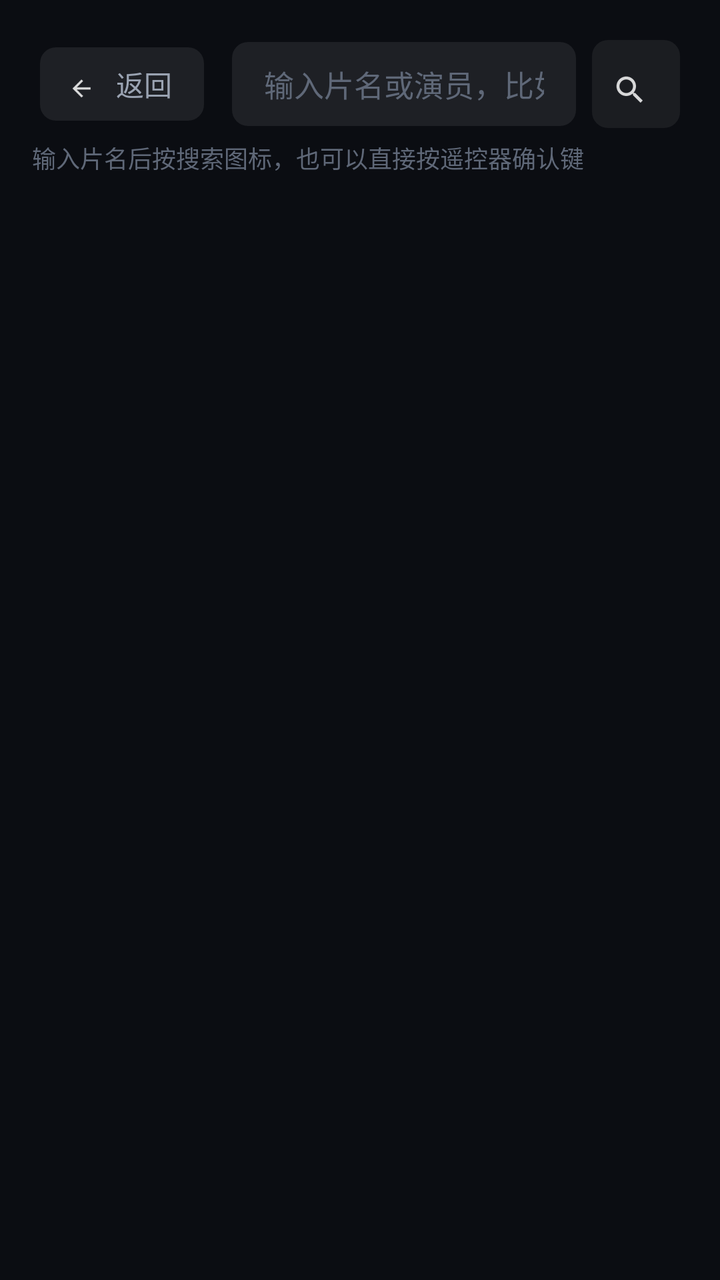
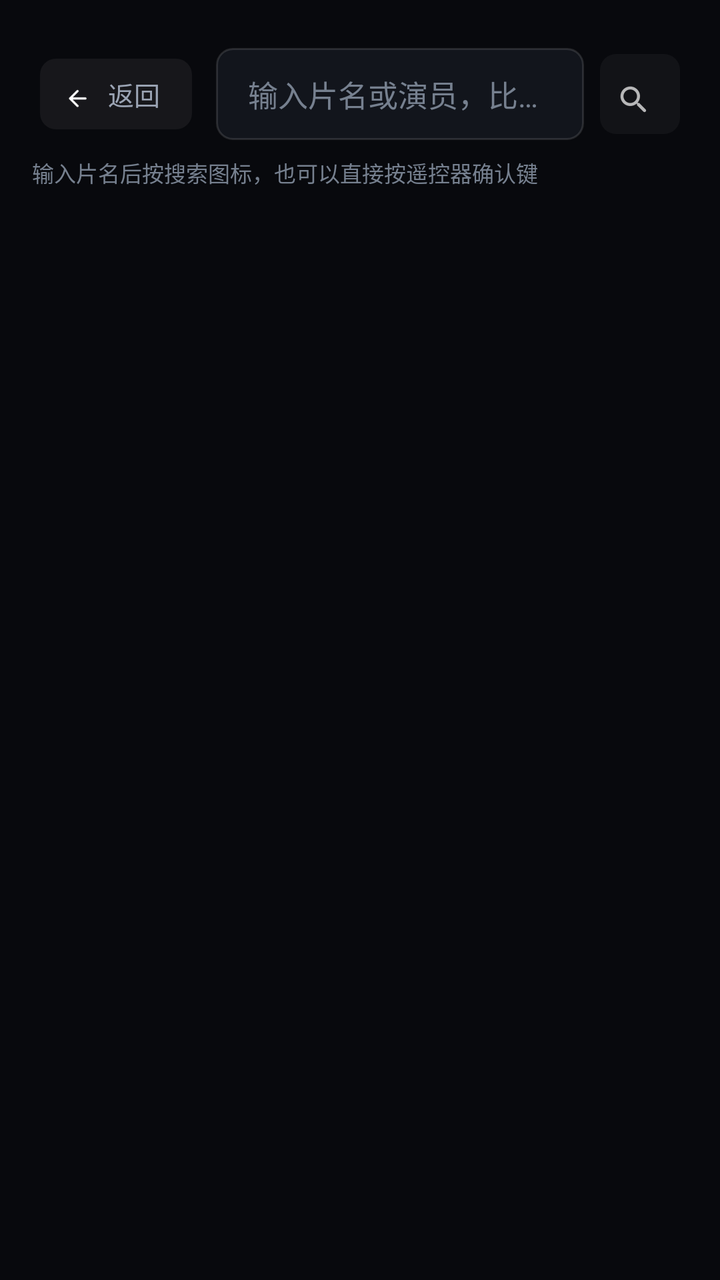

The first picture is an Android layout as it rendered before a commit; the second is the same layout after the commit. The layout source and the unified diff follow.
<!-- AndroidManifest.xml: application theme AppTheme -->
<!-- res/layout/activity_search.xml -->
<?xml version="1.0" encoding="utf-8"?>
<RelativeLayout xmlns:android="http://schemas.android.com/apk/res/android"
    android:layout_width="match_parent"
    android:layout_height="match_parent"
    android:background="@color/bg">

    
    <LinearLayout
        android:id="@+id/topbar"
        android:layout_width="match_parent"
        android:layout_height="wrap_content"
        android:orientation="horizontal"
        android:gravity="center_vertical"
        android:paddingLeft="@dimen/topbar_pad_h"
        android:paddingRight="@dimen/topbar_pad_h"
        android:paddingTop="20dp"
        android:paddingBottom="6dp">

        <include
            android:id="@+id/btn_back"
            layout="@layout/part_back" />

        <EditText
            android:id="@+id/q"
            android:layout_width="0dp"
            android:layout_height="wrap_content"
            android:layout_weight="1"
            android:layout_marginLeft="14dp"
            android:background="@drawable/bg_tab"
            android:hint="@string/search_hint"
            android:imeOptions="actionSearch"
            android:inputType="text"
            android:maxLines="1"
            android:paddingLeft="16dp"
            android:paddingRight="16dp"
            android:paddingTop="10dp"
            android:paddingBottom="10dp"
            android:singleLine="true"
            android:textColor="@color/text_primary"
            android:textColorHint="@color/text_dim"
            android:textSize="15sp" />

        <ImageView
            android:id="@+id/btn_go"
            style="@style/IconButton"
            android:src="@drawable/ic_ui_search"
            android:contentDescription="@string/search" />
    </LinearLayout>

    
    <LinearLayout
        android:id="@+id/history_panel"
        android:layout_width="match_parent"
        android:layout_height="wrap_content"
        android:layout_below="@id/topbar"
        android:orientation="vertical"
        android:paddingLeft="@dimen/content_pad_h"
        android:paddingRight="@dimen/topbar_pad_h"
        android:paddingTop="4dp"
        android:paddingBottom="6dp"
        android:visibility="gone">

        <LinearLayout
            android:layout_width="match_parent"
            android:layout_height="wrap_content"
            android:orientation="horizontal"
            android:gravity="center_vertical">

            <TextView
                android:layout_width="wrap_content"
                android:layout_height="wrap_content"
                android:text="@string/search_history"
                android:textColor="@color/text_secondary"
                android:textSize="13sp"
                android:textStyle="bold" />

            <View
                android:layout_width="0dp"
                android:layout_height="1dp"
                android:layout_weight="1" />

            <TextView
                android:id="@+id/btn_history_clear"
                android:layout_width="wrap_content"
                android:layout_height="wrap_content"
                android:focusable="true"
                android:background="@drawable/bg_tab"
                android:paddingLeft="14dp"
                android:paddingRight="14dp"
                android:paddingTop="6dp"
                android:paddingBottom="6dp"
                android:text="@string/history_clear"
                android:textColor="@color/text_dim"
                android:textSize="12sp" />
        </LinearLayout>

        
        <LinearLayout
            android:id="@+id/history_tags"
            android:layout_width="match_parent"
            android:layout_height="wrap_content"
            android:layout_marginTop="8dp"
            android:orientation="vertical" />
    </LinearLayout>

    
    <LinearLayout
        android:id="@+id/status_bar"
        android:layout_width="match_parent"
        android:layout_height="wrap_content"
        android:layout_below="@id/history_panel"
        android:orientation="horizontal"
        android:gravity="center_vertical"
        android:paddingLeft="@dimen/content_pad_h"
        android:paddingRight="@dimen/topbar_pad_h"
        android:paddingBottom="10dp">

        <TextView
            android:id="@+id/status"
            android:layout_width="match_parent"
            android:layout_height="wrap_content"
            android:text="输入片名后按搜索图标，也可以直接按遥控器确认键"
            android:textColor="@color/text_dim"
            android:textSize="12sp" />
    </LinearLayout>

    <GridView
        android:id="@+id/sgrid"
        android:layout_width="match_parent"
        android:layout_height="match_parent"
        android:layout_below="@id/status_bar"
        android:layout_alignParentBottom="true"
        android:numColumns="6"
        android:horizontalSpacing="14dp"
        android:verticalSpacing="20dp"
        android:paddingLeft="@dimen/content_pad_h"
        android:paddingRight="@dimen/content_pad_h"
        android:paddingTop="8dp"
        android:paddingBottom="32dp"
        android:clipChildren="false"
        android:clipToPadding="false"
        android:listSelector="@android:color/transparent"
        android:scrollbars="none" />

    <TextView
        android:id="@+id/empty"
        android:layout_width="wrap_content"
        android:layout_height="wrap_content"
        android:layout_centerInParent="true"
        android:textColor="@color/text_secondary"
        android:textSize="15sp"
        android:visibility="gone" />
</RelativeLayout>
<!-- res/layout/part_back.xml (included above) -->
<?xml version="1.0" encoding="utf-8"?>
<LinearLayout xmlns:android="http://schemas.android.com/apk/res/android"
    android:layout_width="wrap_content"
    android:layout_height="wrap_content"
    android:orientation="horizontal"
    android:gravity="center_vertical"
    android:focusable="true"
    android:background="@drawable/bg_tab"
    android:paddingLeft="14dp"
    android:paddingRight="16dp"
    android:paddingTop="8dp"
    android:paddingBottom="8dp">

    <ImageView
        android:layout_width="18dp"
        android:layout_height="18dp"
        android:src="@drawable/ic_ui_back"
        android:alpha="0.85"
        android:contentDescription="@null" />

    <TextView
        android:id="@+id/back_label"
        android:layout_width="wrap_content"
        android:layout_height="wrap_content"
        android:layout_marginLeft="6dp"
        android:text="@string/back"
        android:textColor="@color/text_secondary"
        android:textSize="14sp" />
</LinearLayout>
<!-- resources referenced by this layout -->
<resources>
  <color name="bg">#FF0B0D12</color>
  <color name="text_dim">#FF5F6878</color>
  <color name="text_primary">#FFF2F4F8</color>
  <color name="text_secondary">#FF9AA3B2</color>
  <!-- drawable bg_tab (drawable) -->
  <?xml version="1.0" encoding="utf-8"?>
  <selector xmlns:android="http://schemas.android.com/apk/res/android">
      <item android:state_focused="true">
          <shape android:shape="rectangle">
              <solid android:color="#33FF4D6A" />
              <corners android:radius="8dp" />
              <stroke android:width="2dp" android:color="@color/accent" />
          </shape>
      </item>
      <item android:state_selected="true">
          <shape android:shape="rectangle">
              <solid android:color="#E6FF4D6A" />
              <corners android:radius="8dp" />
          </shape>
      </item>
      <item>
          <shape android:shape="rectangle">
              <solid android:color="#14FFFFFF" />
              <corners android:radius="8dp" />
          </shape>
      </item>
  </selector>
  <!-- drawable ic_ui_back: png bitmap (drawable-hdpi, 326 bytes) -->
  <!-- drawable ic_ui_search: png bitmap (drawable-hdpi, 609 bytes) -->
  <style name="IconButton">
          <item name="android:layout_width">44dp</item>
          <item name="android:layout_height">44dp</item>
          <item name="android:padding">10dp</item>
          <item name="android:background">@drawable/bg_tab</item>
          <item name="android:scaleType">fitCenter</item>
          <item name="android:alpha">0.85</item>
          <item name="android:focusable">true</item>
          <item name="android:layout_marginLeft">8dp</item>
      </style>
  <color name="accent">#FFFF4D6A</color>
  <!-- unchanged entries left out for length: 8 -->
</resources>

<!-- the commit's change to res/layout/activity_search.xml (unified diff, before → after) -->
@@ -1,8 +1,7 @@
 <?xml version="1.0" encoding="utf-8"?>
 <RelativeLayout xmlns:android="http://schemas.android.com/apk/res/android"
     android:layout_width="match_parent"
-    android:layout_height="match_parent"
-    android:background="@color/bg">
+    android:layout_height="match_parent">
 
     
     <LinearLayout
@@ -13,8 +12,8 @@
         android:gravity="center_vertical"
         android:paddingLeft="@dimen/topbar_pad_h"
         android:paddingRight="@dimen/topbar_pad_h"
-        android:paddingTop="20dp"
-        android:paddingBottom="6dp">
+        android:paddingTop="@dimen/space_xl"
+        android:paddingBottom="@dimen/space_sm">
 
         <include
             android:id="@+id/btn_back"
@@ -22,27 +21,27 @@
 
         <EditText
             android:id="@+id/q"
+            style="@style/Text.Body"
             android:layout_width="0dp"
             android:layout_height="wrap_content"
             android:layout_weight="1"
-            android:layout_marginLeft="14dp"
-            android:background="@drawable/bg_tab"
+            android:layout_marginLeft="@dimen/space_md"
+            android:background="@drawable/bg_input"
             android:hint="@string/search_hint"
             android:imeOptions="actionSearch"
             android:inputType="text"
             android:maxLines="1"
-            android:paddingLeft="16dp"
-            android:paddingRight="16dp"
-            android:paddingTop="10dp"
-            android:paddingBottom="10dp"
+            android:paddingLeft="@dimen/space_lg"
+            android:paddingRight="@dimen/space_lg"
+            android:paddingTop="@dimen/space_md"
+            android:paddingBottom="@dimen/space_md"
             android:singleLine="true"
-            android:textColor="@color/text_primary"
-            android:textColorHint="@color/text_dim"
-            android:textSize="15sp" />
+            android:textColorHint="@color/text_tertiary" />
 
         <ImageView
             android:id="@+id/btn_go"
             style="@style/IconButton"
+            android:layout_marginLeft="@dimen/space_sm"
             android:src="@drawable/ic_ui_search"
             android:contentDescription="@string/search" />
     </LinearLayout>
@@ -56,8 +55,8 @@
         android:orientation="vertical"
         android:paddingLeft="@dimen/content_pad_h"
         android:paddingRight="@dimen/topbar_pad_h"
-        android:paddingTop="4dp"
-        android:paddingBottom="6dp"
+        android:paddingTop="@dimen/space_sm"
+        android:paddingBottom="@dimen/space_sm"
         android:visibility="gone">
 
         <LinearLayout
@@ -67,11 +66,11 @@
             android:gravity="center_vertical">
 
             <TextView
+                style="@style/Text.Caption"
                 android:layout_width="wrap_content"
                 android:layout_height="wrap_content"
                 android:text="@string/search_history"
-                android:textColor="@color/text_secondary"
-                android:textSize="13sp"
+                android:textColor="@color/text_primary"
                 android:textStyle="bold" />
 
             <View
@@ -81,17 +80,16 @@
 
             <TextView
                 android:id="@+id/btn_history_clear"
+                style="@style/Text.Micro"
                 android:layout_width="wrap_content"
                 android:layout_height="wrap_content"
                 android:focusable="true"
-                android:background="@drawable/bg_tab"
-                android:paddingLeft="14dp"
-                android:paddingRight="14dp"
-                android:paddingTop="6dp"
-                android:paddingBottom="6dp"
-                android:text="@string/history_clear"
-                android:textColor="@color/text_dim"
-                android:textSize="12sp" />
+                android:background="@drawable/bg_chip"
+                android:paddingLeft="@dimen/space_md"
+                android:paddingRight="@dimen/space_md"
+                android:paddingTop="5dp"
+                android:paddingBottom="5dp"
+                android:text="@string/history_clear" />
         </LinearLayout>
 
         
@@ -99,7 +97,7 @@
             android:id="@+id/history_tags"
             android:layout_width="match_parent"
             android:layout_height="wrap_content"
-            android:layout_marginTop="8dp"
+            android:layout_marginTop="@dimen/space_sm"
             android:orientation="vertical" />
     </LinearLayout>
 
@@ -113,15 +111,14 @@
         android:gravity="center_vertical"
         android:paddingLeft="@dimen/content_pad_h"
         android:paddingRight="@dimen/topbar_pad_h"
-        android:paddingBottom="10dp">
+        android:paddingBottom="@dimen/space_md">
 
         <TextView
             android:id="@+id/status"
+            style="@style/Text.Micro"
             android:layout_width="match_parent"
             android:layout_height="wrap_content"
-            android:text="输入片名后按搜索图标，也可以直接按遥控器确认键"
-            android:textColor="@color/text_dim"
-            android:textSize="12sp" />
+            android:text="@string/search_hint_status" />
     </LinearLayout>
 
     <GridView
@@ -130,26 +127,44 @@
         android:layout_height="match_parent"
         android:layout_below="@id/status_bar"
         android:layout_alignParentBottom="true"
-        android:numColumns="6"
-        android:horizontalSpacing="14dp"
-        android:verticalSpacing="20dp"
+        android:numColumns="@integer/grid_cols"
+        android:horizontalSpacing="@dimen/card_gap_h"
+        android:verticalSpacing="@dimen/card_gap_v"
         android:paddingLeft="@dimen/content_pad_h"
         android:paddingRight="@dimen/content_pad_h"
-        android:paddingTop="8dp"
-        android:paddingBottom="32dp"
+        android:paddingTop="@dimen/space_sm"
+        android:paddingBottom="@dimen/space_xxl"
         android:clipChildren="false"
         android:clipToPadding="false"
         android:listSelector="@android:color/transparent"
         android:scrollbars="none" />
 
-    <TextView
+    
+    <LinearLayout
         android:id="@+id/empty"
         android:layout_width="wrap_content"
         android:layout_height="wrap_content"
         android:layout_centerInParent="true"
-        android:textColor="@color/text_secondary"
-        android:textSize="15sp"
-        android:visibility="gone" />
+        android:orientation="vertical"
+        android:gravity="center"
+        android:visibility="gone">
+
+        <TextView
+            android:id="@+id/empty_title"
+            style="@style/Text.Body"
+            android:layout_width="wrap_content"
+            android:layout_height="wrap_content"
+            android:text="@string/search_empty_title"
+            android:textStyle="bold" />
+
+        <TextView
+            android:id="@+id/empty_sub"
+            style="@style/Text.Caption"
+            android:layout_width="wrap_content"
+            android:layout_height="wrap_content"
+            android:layout_marginTop="@dimen/space_sm"
+            android:text="@string/search_empty_sub" />
+    </LinearLayout>
 </RelativeLayout>
 <!-- res/layout/part_back.xml (included above) -->
 <?xml version="1.0" encoding="utf-8"?>
@@ -159,25 +174,23 @@
     android:orientation="horizontal"
     android:gravity="center_vertical"
     android:focusable="true"
-    android:background="@drawable/bg_tab"
-    android:paddingLeft="14dp"
-    android:paddingRight="16dp"
-    android:paddingTop="8dp"
-    android:paddingBottom="8dp">
+    android:background="@drawable/bg_icon"
+    android:paddingLeft="@dimen/space_md"
+    android:paddingRight="@dimen/space_lg"
+    android:paddingTop="@dimen/space_sm"
+    android:paddingBottom="@dimen/space_sm">
 
     <ImageView
         android:layout_width="18dp"
         android:layout_height="18dp"
         android:src="@drawable/ic_ui_back"
-        android:alpha="0.85"
         android:contentDescription="@null" />
 
     <TextView
         android:id="@+id/back_label"
+        style="@style/Text.Caption"
         android:layout_width="wrap_content"
         android:layout_height="wrap_content"
-        android:layout_marginLeft="6dp"
-        android:text="@string/back"
-        android:textColor="@color/text_secondary"
-        android:textSize="14sp" />
+        android:layout_marginLeft="@dimen/space_xs"
+        android:text="@string/back" />
 </LinearLayout>
<!-- resource entries referenced after the edit -->
@@ -1,45 +1,139 @@
 <!-- resources referenced by this layout -->
 <resources>
-  <color name="bg">#FF0B0D12</color>
-  <color name="text_dim">#FF5F6878</color>
-  <color name="text_primary">#FFF2F4F8</color>
-  <color name="text_secondary">#FF9AA3B2</color>
-  <!-- drawable bg_tab (drawable) -->
+  <color name="bg">#FF08090D</color>
+  <color name="text_primary">#FFF5F7FA</color>
+  <color name="text_tertiary">#FF76808F</color>
+  <dimen name="card_gap_h">10dp</dimen>
+  <dimen name="card_gap_v">16dp</dimen>
+  <dimen name="space_lg">16dp</dimen>
+  <dimen name="space_md">12dp</dimen>
+  <dimen name="space_sm">8dp</dimen>
+  <dimen name="space_xl">24dp</dimen>
+  <dimen name="space_xs">4dp</dimen>
+  <dimen name="space_xxl">32dp</dimen>
+  <!-- drawable bg_chip (drawable) -->
+  <?xml version="1.0" encoding="utf-8"?>
+  <selector xmlns:android="http://schemas.android.com/apk/res/android">
+      <item android:state_focused="true" android:state_selected="true">
+          <shape android:shape="rectangle">
+              <solid android:color="@color/brand" />
+              <corners android:radius="99dp" />
+              <stroke android:width="@dimen/focus_stroke" android:color="@color/text_primary" />
+          </shape>
+      </item>
+      <item android:state_focused="true">
+          <shape android:shape="rectangle">
+              <solid android:color="@color/surface_2" />
+              <corners android:radius="99dp" />
+              <stroke android:width="@dimen/focus_stroke" android:color="@color/focus" />
+          </shape>
+      </item>
+      <item android:state_selected="true">
+          <shape android:shape="rectangle">
+              <solid android:color="@color/brand" />
+              <corners android:radius="99dp" />
+          </shape>
+      </item>
+      <item android:state_pressed="true">
+          <shape android:shape="rectangle">
+              <solid android:color="@color/surface_2" />
+              <corners android:radius="99dp" />
+          </shape>
+      </item>
+      <item>
+          <shape android:shape="rectangle">
+              <solid android:color="@color/surface" />
+              <corners android:radius="99dp" />
+              <stroke android:width="1dp" android:color="@color/stroke" />
+          </shape>
+      </item>
+  </selector>
+  <!-- drawable bg_icon (drawable) -->
   <?xml version="1.0" encoding="utf-8"?>
   <selector xmlns:android="http://schemas.android.com/apk/res/android">
       <item android:state_focused="true">
           <shape android:shape="rectangle">
-              <solid android:color="#33FF4D6A" />
-              <corners android:radius="8dp" />
-              <stroke android:width="2dp" android:color="@color/accent" />
+              <solid android:color="#1FFFFFFF" />
+              <corners android:radius="@dimen/radius_md" />
+              <stroke android:width="@dimen/focus_stroke" android:color="@color/focus" />
           </shape>
       </item>
-      <item android:state_selected="true">
+      <item android:state_pressed="true">
           <shape android:shape="rectangle">
-              <solid android:color="#E6FF4D6A" />
-              <corners android:radius="8dp" />
+              <solid android:color="#33FFFFFF" />
+              <corners android:radius="@dimen/radius_md" />
           </shape>
       </item>
       <item>
           <shape android:shape="rectangle">
-              <solid android:color="#14FFFFFF" />
-              <corners android:radius="8dp" />
+              <solid android:color="#0FFFFFFF" />
+              <corners android:radius="@dimen/radius_md" />
           </shape>
       </item>
   </selector>
-  <!-- drawable ic_ui_back: png bitmap (drawable-hdpi, 326 bytes) -->
-  <!-- drawable ic_ui_search: png bitmap (drawable-hdpi, 609 bytes) -->
+  <!-- drawable bg_input (drawable) -->
+  <?xml version="1.0" encoding="utf-8"?>
+  <selector xmlns:android="http://schemas.android.com/apk/res/android">
+      <item android:state_focused="true">
+          <shape android:shape="rectangle">
+              <solid android:color="@color/surface_2" />
+              <corners android:radius="@dimen/radius_md" />
+              <stroke android:width="@dimen/focus_stroke" android:color="@color/focus" />
+          </shape>
+      </item>
+      <item>
+          <shape android:shape="rectangle">
+              <solid android:color="@color/surface" />
+              <corners android:radius="@dimen/radius_md" />
+              <stroke android:width="1dp" android:color="@color/stroke" />
+          </shape>
+      </item>
+  </selector>
+  <color name="text_secondary">#FF9BA4B4</color>
+  <dimen name="text_caption">13sp</dimen>
+  <dimen name="text_micro">11sp</dimen>
+  <!-- drawable ic_ui_back: png bitmap (drawable-hdpi, 339 bytes) -->
+  <!-- drawable ic_ui_search: png bitmap (drawable-hdpi, 616 bytes) -->
+  <integer name="grid_cols">3</integer>
+  <string name="search_empty_sub">换个片名试试，或只输入片名的一部分</string>
+  <string name="search_empty_title">没有找到匹配的片</string>
+  <string name="search_hint_status">输入片名后按搜索图标，也可以直接按遥控器确认键</string>
   <style name="IconButton">
-          <item name="android:layout_width">44dp</item>
-          <item name="android:layout_height">44dp</item>
-          <item name="android:padding">10dp</item>
-          <item name="android:background">@drawable/bg_tab</item>
+          <item name="android:layout_width">@dimen/icon_btn_size</item>
+          <item name="android:layout_height">@dimen/icon_btn_size</item>
+          <item name="android:padding">@dimen/space_sm</item>
+          <item name="android:background">@drawable/bg_icon</item>
           <item name="android:scaleType">fitCenter</item>
-          <item name="android:alpha">0.85</item>
+          <item name="android:alpha">0.72</item>
           <item name="android:focusable">true</item>
-          <item name="android:layout_marginLeft">8dp</item>
+          <item name="android:layout_marginLeft">@dimen/space_xs</item>
       </style>
-  <color name="accent">#FFFF4D6A</color>
+  <style name="Text.Body">
+          <item name="android:textColor">@color/text_primary</item>
+          <item name="android:textSize">@dimen/text_body</item>
+          <item name="android:singleLine">true</item>
+          <item name="android:ellipsize">end</item>
+      </style>
+  <style name="Text.Caption">
+          <item name="android:textColor">@color/text_secondary</item>
+          <item name="android:textSize">@dimen/text_caption</item>
+          <item name="android:singleLine">true</item>
+          <item name="android:ellipsize">end</item>
+      </style>
+  <style name="Text.Micro">
+          <item name="android:textColor">@color/text_tertiary</item>
+          <item name="android:textSize">@dimen/text_micro</item>
+          <item name="android:singleLine">true</item>
+      </style>
+  <color name="brand">#FF2B5CFF</color>
+  <dimen name="focus_stroke">2dp</dimen>
+  <color name="surface_2">#FF1B1F28</color>
+  <color name="focus">#FF5B82FF</color>
+  <color name="surface">#FF12151C</color>
+  <color name="stroke">#1FFFFFFF</color>
+  <dimen name="radius_md">8dp</dimen>
+  <dimen name="icon_btn_size">40dp</dimen>
+  <dimen name="text_body">15sp</dimen>
   <!-- unchanged entries left out for length: 8 -->
 </resources>
 
